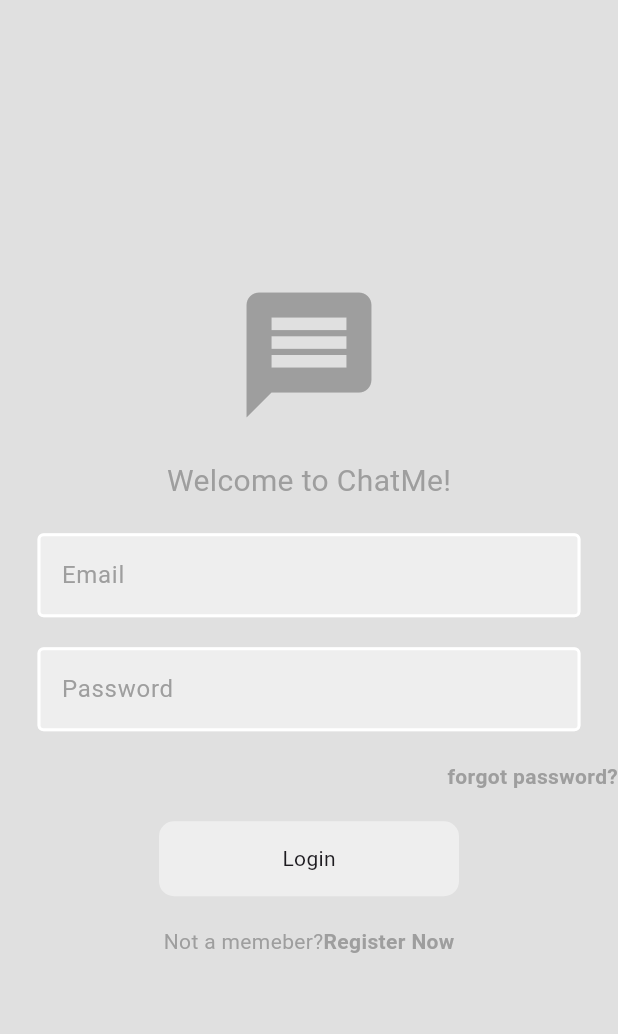
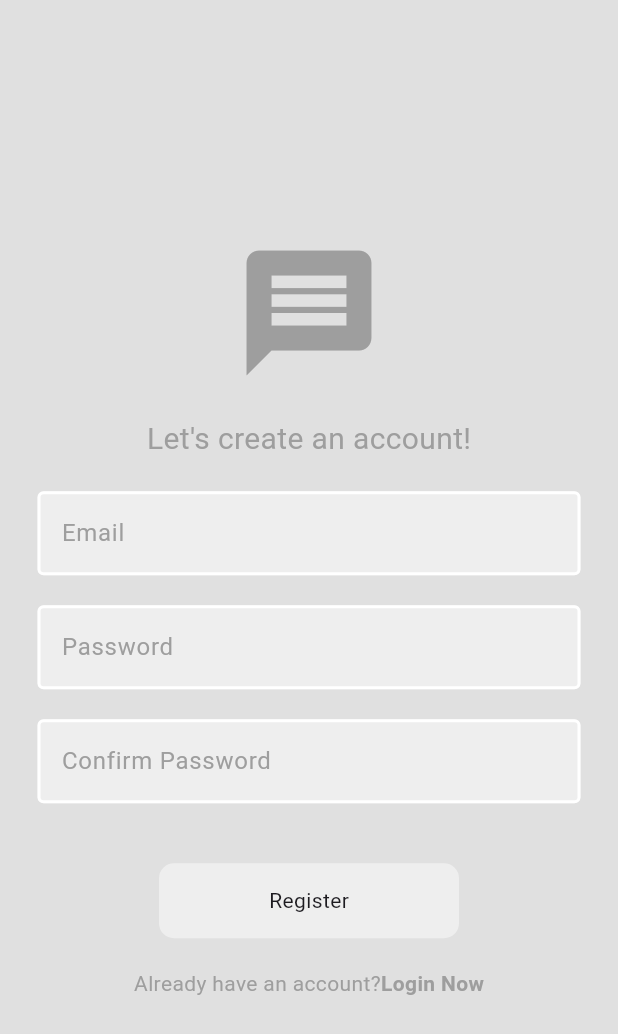
Before and after one commit to AkashChathumal69/chat_app_using_flutter, a Flutter app: the screen it shows after launch, on a phone screen of 412 x 824 dp. Shown: the top 1034 px of the screen. Run offline on Flutter 3.47's test engine with Material 3 defaults, Android fonts, the phone set to English and light mode, and no system bars.

Commit message:
register page added

```diff
--- a/lib/main.dart
+++ b/lib/main.dart
@@ -1,4 +1,5 @@
-import 'package:chat_me/pages/login_page.dart';
+// import 'package:chat_me/pages/login_page.dart';
+import 'package:chat_me/pages/register_page.dart';
 import 'package:flutter/material.dart';
 
 void main() {
@@ -12,7 +13,7 @@ class MyApp extends StatelessWidget {
   Widget build(BuildContext context) {
     return MaterialApp(
       debugShowCheckedModeBanner: false,
-      home: LoginPage(),
+      home: RegisterPage(),
       theme: ThemeData.light(),
     );
   }
--- /dev/null
+++ b/lib/pages/register_page.dart
@@ -0,0 +1,82 @@
+import 'package:chat_me/components/button.dart';
+import 'package:chat_me/components/textfield.dart';
+import 'package:flutter/material.dart';
+
+class RegisterPage extends StatelessWidget {
+  final TextEditingController emailController = TextEditingController();
+  final TextEditingController pwController = TextEditingController();
+  final TextEditingController confirmpwController = TextEditingController();
+
+  RegisterPage({super.key});
+
+  //register method
+  void register() {}
+
+  @override
+  Widget build(BuildContext context) {
+    return Scaffold(
+      backgroundColor: Colors.grey.shade300,
+      body: Center(
+        child: Column(
+          mainAxisAlignment: MainAxisAlignment.center,
+          children: [
+            //logo
+            Icon(Icons.message, size: 100, color: Colors.grey.shade500),
+            SizedBox(height: 20),
+            //welcome text
+            Text(
+              'Let\'s create an account!',
+              style: TextStyle(fontSize: 20, color: Colors.grey.shade500),
+            ),
+            SizedBox(height: 20),
+            //email textfield
+            CustomTextField(
+              hintText: 'Email',
+              obscureText: false,
+              controller: emailController,
+            ),
+            SizedBox(height: 10),
+
+            SizedBox(height: 10),
+            //password textfield
+            CustomTextField(
+              hintText: 'Password',
+              obscureText: true,
+              controller: pwController,
+            ),
+            SizedBox(height: 20),
+
+            //confirm password textfield
+            CustomTextField(
+              hintText: 'Confirm Password',
+              obscureText: true,
+              controller: confirmpwController,
+            ),
+            SizedBox(height: 40),
+            //login button
+            MyButton(text: "Register", onTap: register),
+
+            //register button
+            SizedBox(height: 20),
+            Row(
+              mainAxisAlignment: MainAxisAlignment.center,
+              children: [
+                Text(
+                  "Already have an account?",
+                  style: TextStyle(color: Colors.grey.shade500),
+                ),
+                Text(
+                  "Login Now",
+                  style: TextStyle(
+                    fontWeight: FontWeight.bold,
+                    color: Colors.grey.shade500,
+                  ),
+                ),
+              ],
+            ),
+          ],
+        ),
+      ),
+    );
+  }
+}
```
